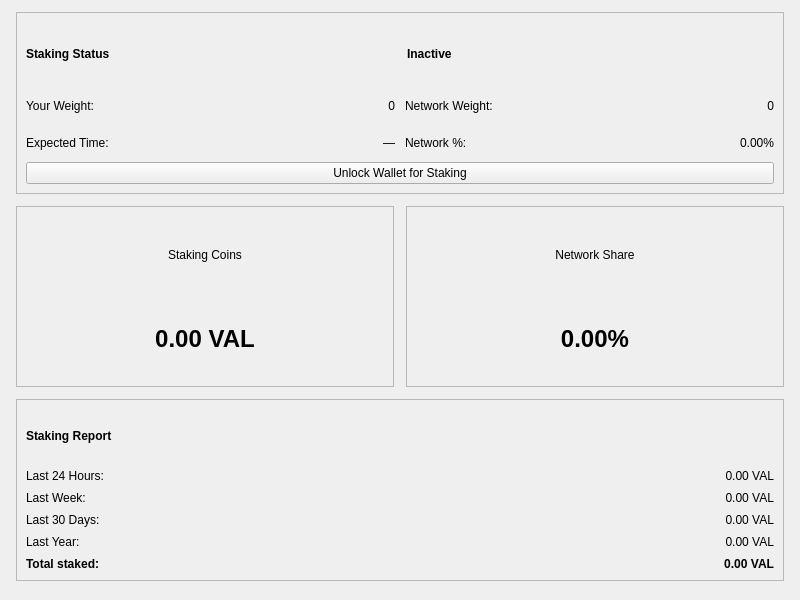
This is src/qt/forms/stakingpage.ui in JJ12880/Validity26 as Qt 5 draws it before an edit. The edited form follows.
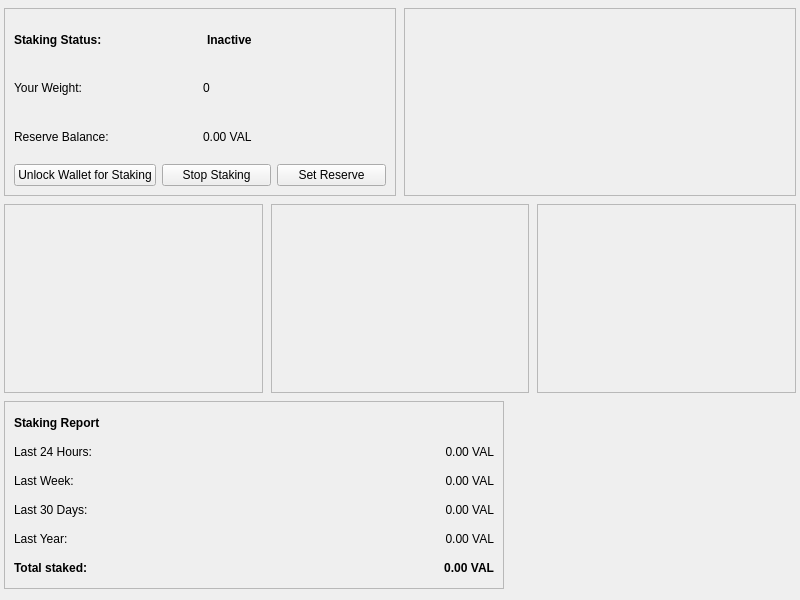
This is the edited form.

Commit message:
Refine staking tab: gauge widget, weight display, theme polish
GUI iteration on the staking tab introduced in 31a1871:

  - Custom gauge widget (gaugewidget.{h,cpp}) showing your stake weight
    relative to network weight as a circular dial. Registered via
    Makefile.qt.include.
  - Updated stakingpage.ui to lay out the gauge alongside the existing
    stat tiles and report.
  - stakingpage.cpp wired to the new staking RPCs (added in the previous
    commit) for live weight/network/share data.
  - validity-dark.qss styling for the gauge and refined card spacing.

Patch:
```diff
--- a/src/qt/forms/stakingpage.ui
+++ b/src/qt/forms/stakingpage.ui
@@ -6,29 +6,29 @@
    <rect><x>0</x><y>0</y><width>800</width><height>600</height></rect>
   </property>
   <layout class="QVBoxLayout" name="mainLayout">
-   <property name="spacing"><number>12</number></property>
-   <property name="leftMargin"><number>16</number></property>
-   <property name="topMargin"><number>12</number></property>
-   <property name="rightMargin"><number>16</number></property>
-   <property name="bottomMargin"><number>12</number></property>
+   <property name="spacing"><number>8</number></property>
+   <property name="leftMargin"><number>4</number></property>
+   <property name="topMargin"><number>8</number></property>
+   <property name="rightMargin"><number>4</number></property>
+   <property name="bottomMargin"><number>4</number></property>
 
-   <!-- Staking Status Card -->
+   <!-- Top Row: Status + Net Staking/Supply -->
+   <item>
+    <layout class="QHBoxLayout" name="layoutStatusRow">
    <item>
     <widget class="QFrame" name="frameStakingStatus">
      <property name="frameShape"><enum>QFrame::StyledPanel</enum></property>
      <layout class="QVBoxLayout" name="layoutStatus">
       <item>
-       <layout class="QHBoxLayout" name="layoutStatusHeader">
+         <layout class="QHBoxLayout">
         <item>
          <widget class="QLabel" name="labelStatusHeader">
           <property name="font"><font><weight>75</weight><bold>true</bold></font></property>
-          <property name="text"><string>Staking Status</string></property>
+            <property name="text"><string>Staking Status:</string></property>
          </widget>
         </item>
         <item>
-         <spacer name="spacerStatusHeader">
-          <property name="orientation"><enum>Qt::Horizontal</enum></property>
-         </spacer>
+           <spacer><property name="orientation"><enum>Qt::Horizontal</enum></property></spacer>
         </item>
         <item>
          <widget class="QLabel" name="labelStakingActive">
@@ -39,96 +39,84 @@
        </layout>
       </item>
       <item>
-       <layout class="QGridLayout" name="gridStatus">
-        <property name="spacing"><number>10</number></property>
-        <item row="0" column="0">
+         <layout class="QHBoxLayout">
+          <item>
          <widget class="QLabel"><property name="text"><string>Your Weight:</string></property></widget>
         </item>
-        <item row="0" column="1">
+          <item>
          <widget class="QLabel" name="labelYourWeight">
           <property name="text"><string notr="true">0</string></property>
-          <property name="alignment"><set>Qt::AlignRight|Qt::AlignVCenter</set></property>
-         </widget>
-        </item>
-        <item row="0" column="2">
-         <widget class="QLabel"><property name="text"><string>Network Weight:</string></property></widget>
+           </widget>
+          </item>
+         </layout>
         </item>
-        <item row="0" column="3">
-         <widget class="QLabel" name="labelNetworkWeight">
-          <property name="text"><string notr="true">0</string></property>
-          <property name="alignment"><set>Qt::AlignRight|Qt::AlignVCenter</set></property>
-         </widget>
-        </item>
-        <item row="1" column="0">
-         <widget class="QLabel"><property name="text"><string>Expected Time:</string></property></widget>
-        </item>
-        <item row="1" column="1">
-         <widget class="QLabel" name="labelExpectedTime">
-          <property name="text"><string notr="true">—</string></property>
-          <property name="alignment"><set>Qt::AlignRight|Qt::AlignVCenter</set></property>
-         </widget>
-        </item>
-        <item row="1" column="2">
-         <widget class="QLabel"><property name="text"><string>Network %:</string></property></widget>
-        </item>
-        <item row="1" column="3">
-         <widget class="QLabel" name="labelNetworkPercent">
-          <property name="text"><string notr="true">0.00%</string></property>
-          <property name="alignment"><set>Qt::AlignRight|Qt::AlignVCenter</set></property>
-         </widget>
-        </item>
-       </layout>
-      </item>
+        <item>
+         <layout class="QHBoxLayout">
+          <item>
+           <widget class="QLabel"><property name="text"><string>Reserve Balance:</string></property></widget>
+          </item>
+          <item>
+           <widget class="QLabel" name="labelReserveBalance">
+            <property name="text"><string notr="true">0.00 VAL</string></property>
+           </widget>
+          </item>
+         </layout>
+        </item>
+        <item>
+         <layout class="QHBoxLayout">
       <item>
        <widget class="QPushButton" name="btnUnlockStaking">
         <property name="text"><string>Unlock Wallet for Staking</string></property>
         <property name="visible"><bool>false</bool></property>
        </widget>
       </item>
-     </layout>
-    </widget>
+          <item>
+           <widget class="QPushButton" name="btnStopStaking">
+            <property name="text"><string>Stop Staking</string></property>
+            <property name="visible"><bool>false</bool></property>
+           </widget>
+          </item>
+          <item>
+           <widget class="QPushButton" name="btnSetReserve">
+            <property name="text"><string>Set Reserve</string></property>
+           </widget>
+          </item>
+         </layout>
+        </item>
+       </layout>
+      </widget>
+     </item>
+     <item>
+      <widget class="QFrame" name="frameGaugeWeight">
+       <property name="frameShape"><enum>QFrame::StyledPanel</enum></property>
+       <layout class="QVBoxLayout" name="layoutGaugeWeight">
+       </layout>
+      </widget>
+     </item>
+    </layout>
    </item>
 
-   <!-- Stat Tiles -->
+   <!-- Gauge Row: Network Share | Next Stake | APR -->
    <item>
     <layout class="QHBoxLayout" name="layoutStatTiles">
      <item>
       <widget class="QFrame" name="frameTileCoins">
        <property name="frameShape"><enum>QFrame::StyledPanel</enum></property>
-       <layout class="QVBoxLayout">
-        <item>
-         <widget class="QLabel">
-          <property name="text"><string>Staking Coins</string></property>
-          <property name="alignment"><set>Qt::AlignCenter</set></property>
-         </widget>
-        </item>
-        <item>
-         <widget class="QLabel" name="labelStakingCoins">
-          <property name="font"><font><pointsize>18</pointsize><weight>75</weight><bold>true</bold></font></property>
-          <property name="text"><string notr="true">0.00 VAL</string></property>
-          <property name="alignment"><set>Qt::AlignCenter</set></property>
-         </widget>
-        </item>
+       <layout class="QVBoxLayout" name="layoutGaugeShare">
        </layout>
       </widget>
      </item>
      <item>
       <widget class="QFrame" name="frameTilePercent">
        <property name="frameShape"><enum>QFrame::StyledPanel</enum></property>
-       <layout class="QVBoxLayout">
-        <item>
-         <widget class="QLabel">
-          <property name="text"><string>Network Share</string></property>
-          <property name="alignment"><set>Qt::AlignCenter</set></property>
+       <layout class="QVBoxLayout" name="layoutStakeTimer">
+       </layout>
          </widget>
         </item>
         <item>
-         <widget class="QLabel" name="labelNetworkShare">
-          <property name="font"><font><pointsize>18</pointsize><weight>75</weight><bold>true</bold></font></property>
-          <property name="text"><string notr="true">0.00%</string></property>
-          <property name="alignment"><set>Qt::AlignCenter</set></property>
-         </widget>
-        </item>
+      <widget class="QFrame" name="frameGaugeAPR">
+       <property name="frameShape"><enum>QFrame::StyledPanel</enum></property>
+       <layout class="QVBoxLayout" name="layoutGaugeAPR">
        </layout>
       </widget>
      </item>
@@ -139,6 +127,7 @@
    <item>
     <widget class="QFrame" name="frameStakingReport">
      <property name="frameShape"><enum>QFrame::StyledPanel</enum></property>
+     <property name="maximumSize"><size><width>500</width><height>16777215</height></size></property>
      <layout class="QVBoxLayout" name="layoutReport">
       <item>
        <widget class="QLabel" name="labelReportHeader">
@@ -147,57 +136,38 @@
        </widget>
       </item>
       <item>
-       <layout class="QGridLayout" name="gridReport">
-        <property name="spacing"><number>8</number></property>
-        <item row="0" column="0">
-         <widget class="QLabel"><property name="text"><string>Last 24 Hours:</string></property></widget>
-        </item>
-        <item row="0" column="1">
-         <widget class="QLabel" name="labelStaking24h">
-          <property name="text"><string notr="true">0.00 VAL</string></property>
-          <property name="alignment"><set>Qt::AlignRight|Qt::AlignVCenter</set></property>
-         </widget>
-        </item>
-        <item row="1" column="0">
-         <widget class="QLabel"><property name="text"><string>Last Week:</string></property></widget>
-        </item>
-        <item row="1" column="1">
-         <widget class="QLabel" name="labelStaking7d">
-          <property name="text"><string notr="true">0.00 VAL</string></property>
-          <property name="alignment"><set>Qt::AlignRight|Qt::AlignVCenter</set></property>
-         </widget>
-        </item>
-        <item row="2" column="0">
-         <widget class="QLabel"><property name="text"><string>Last 30 Days:</string></property></widget>
-        </item>
-        <item row="2" column="1">
-         <widget class="QLabel" name="labelStaking30d">
-          <property name="text"><string notr="true">0.00 VAL</string></property>
-          <property name="alignment"><set>Qt::AlignRight|Qt::AlignVCenter</set></property>
-         </widget>
-        </item>
-        <item row="3" column="0">
-         <widget class="QLabel"><property name="text"><string>Last Year:</string></property></widget>
-        </item>
-        <item row="3" column="1">
-         <widget class="QLabel" name="labelStaking1y">
-          <property name="text"><string notr="true">0.00 VAL</string></property>
-          <property name="alignment"><set>Qt::AlignRight|Qt::AlignVCenter</set></property>
-         </widget>
-        </item>
-        <item row="4" column="0">
-         <widget class="QLabel" name="labelTotalStakedText">
-          <property name="font"><font><weight>75</weight><bold>true</bold></font></property>
-          <property name="text"><string>Total staked:</string></property>
-         </widget>
-        </item>
-        <item row="4" column="1">
-         <widget class="QLabel" name="labelStakingTotal">
-          <property name="font"><font><weight>75</weight><bold>true</bold></font></property>
-          <property name="text"><string notr="true">0.00 VAL</string></property>
-          <property name="alignment"><set>Qt::AlignRight|Qt::AlignVCenter</set></property>
-         </widget>
-        </item>
+       <layout class="QHBoxLayout">
+        <item><widget class="QLabel"><property name="text"><string>Last 24 Hours:</string></property></widget></item>
+        <item><spacer><property name="orientation"><enum>Qt::Horizontal</enum></property></spacer></item>
+        <item><widget class="QLabel" name="labelStaking24h"><property name="text"><string notr="true">0.00 VAL</string></property><property name="alignment"><set>Qt::AlignRight|Qt::AlignVCenter</set></property></widget></item>
+       </layout>
+      </item>
+      <item>
+       <layout class="QHBoxLayout">
+        <item><widget class="QLabel"><property name="text"><string>Last Week:</string></property></widget></item>
+        <item><spacer><property name="orientation"><enum>Qt::Horizontal</enum></property></spacer></item>
+        <item><widget class="QLabel" name="labelStaking7d"><property name="text"><string notr="true">0.00 VAL</string></property><property name="alignment"><set>Qt::AlignRight|Qt::AlignVCenter</set></property></widget></item>
+       </layout>
+      </item>
+      <item>
+       <layout class="QHBoxLayout">
+        <item><widget class="QLabel"><property name="text"><string>Last 30 Days:</string></property></widget></item>
+        <item><spacer><property name="orientation"><enum>Qt::Horizontal</enum></property></spacer></item>
+        <item><widget class="QLabel" name="labelStaking30d"><property name="text"><string notr="true">0.00 VAL</string></property><property name="alignment"><set>Qt::AlignRight|Qt::AlignVCenter</set></property></widget></item>
+       </layout>
+      </item>
+      <item>
+       <layout class="QHBoxLayout">
+        <item><widget class="QLabel"><property name="text"><string>Last Year:</string></property></widget></item>
+        <item><spacer><property name="orientation"><enum>Qt::Horizontal</enum></property></spacer></item>
+        <item><widget class="QLabel" name="labelStaking1y"><property name="text"><string notr="true">0.00 VAL</string></property><property name="alignment"><set>Qt::AlignRight|Qt::AlignVCenter</set></property></widget></item>
+       </layout>
+      </item>
+      <item>
+       <layout class="QHBoxLayout">
+        <item><widget class="QLabel" name="labelTotalStakedText"><property name="font"><font><weight>75</weight><bold>true</bold></font></property><property name="text"><string>Total staked:</string></property></widget></item>
+        <item><spacer><property name="orientation"><enum>Qt::Horizontal</enum></property></spacer></item>
+        <item><widget class="QLabel" name="labelStakingTotal"><property name="font"><font><weight>75</weight><bold>true</bold></font></property><property name="text"><string notr="true">0.00 VAL</string></property><property name="alignment"><set>Qt::AlignRight|Qt::AlignVCenter</set></property></widget></item>
        </layout>
       </item>
      </layout>
```
Left out of the diff: 5 changed lines with no effect on the pictures. Lines whose indentation alone changed are shown as unchanged. The commit also changes 6 other files.
